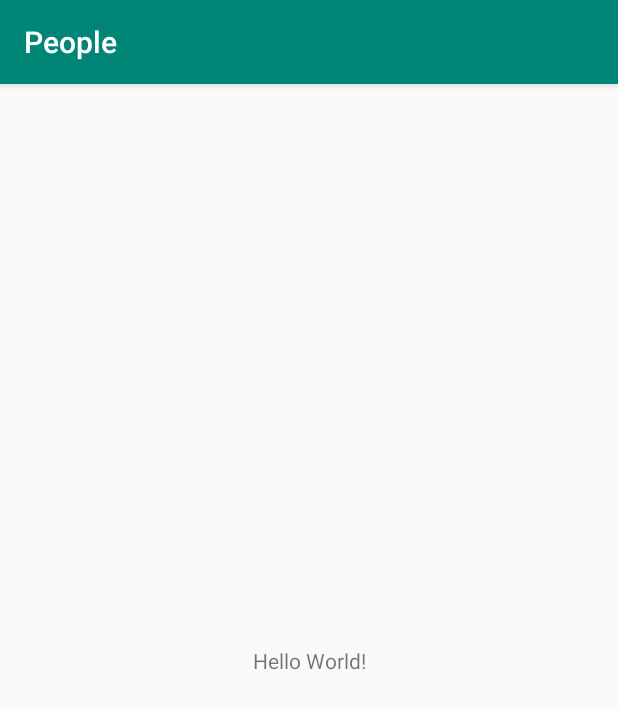
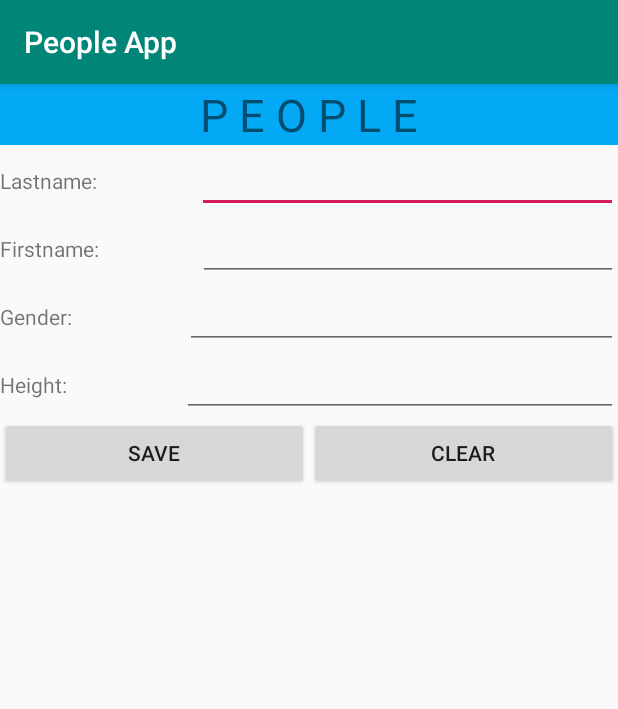
Before and after one commit to Javacream/org.javacream.training.android, an Android app: the screen it shows after launch (MainActivity), on a phone screen of 412 x 824 dp. Shown: the top 709 px of the screen. Run offline under Robolectric (Android 15) with nearby library versions, the phone set to English and light mode, and no system bars.

Commit message:
implement static UI for person input

```diff
--- a/app/src/main/res/layout/activity_main.xml
+++ b/app/src/main/res/layout/activity_main.xml
@@ -1,18 +1,139 @@
 <?xml version="1.0" encoding="utf-8"?>
-<androidx.constraintlayout.widget.ConstraintLayout xmlns:android="http://schemas.android.com/apk/res/android"
-    xmlns:app="http://schemas.android.com/apk/res-auto"
-    xmlns:tools="http://schemas.android.com/tools"
+<LinearLayout xmlns:android="http://schemas.android.com/apk/res/android"
     android:layout_width="match_parent"
     android:layout_height="match_parent"
-    tools:context=".MainActivity">
+    android:orientation="vertical">
+
 
     <TextView
-        android:layout_width="wrap_content"
+        android:layout_width="match_parent"
         android:layout_height="wrap_content"
-        android:text="Hello World!"
-        app:layout_constraintBottom_toBottomOf="parent"
-        app:layout_constraintLeft_toLeftOf="parent"
-        app:layout_constraintRight_toRightOf="parent"
-        app:layout_constraintTop_toTopOf="parent" />
+        android:background="#03A9F4"
+        android:ems="10"
+        android:gravity="center"
+        android:inputType="textPersonName"
+        android:text="@string/caption"
+        android:textSize="30sp" />
 
-</androidx.constraintlayout.widget.ConstraintLayout>
+    <LinearLayout
+        android:layout_width="match_parent"
+        android:layout_height="wrap_content"
+        android:orientation="horizontal">
+
+
+        <TextView
+            android:id="@+id/lastnameLabel"
+            android:layout_width="wrap_content"
+            android:layout_height="wrap_content"
+            android:layout_weight="1"
+            android:text="@string/labelLastname"
+            android:labelFor="@id/lastnameInput"
+            />
+
+        <EditText
+            android:id="@+id/lastnameInput"
+            android:layout_width="wrap_content"
+            android:layout_height="wrap_content"
+            android:layout_weight="1"
+            android:ems="10"
+            android:inputType="text"
+            />
+    </LinearLayout>
+
+    <LinearLayout
+        android:layout_width="match_parent"
+        android:layout_height="wrap_content"
+        android:orientation="horizontal">
+        <TextView
+            android:id="@+id/firstnameLabel"
+            android:layout_width="wrap_content"
+            android:layout_height="wrap_content"
+            android:layout_weight="1"
+            android:text="@string/labelFirstname"
+            android:labelFor="@id/firstnameInput"
+
+            />
+
+        <EditText
+            android:id="@+id/firstnameInput"
+            android:layout_width="wrap_content"
+            android:layout_height="wrap_content"
+            android:layout_weight="1"
+            android:ems="10"
+            android:inputType="text"
+            />
+
+
+    </LinearLayout>
+
+    <LinearLayout
+        android:layout_width="match_parent"
+        android:layout_height="wrap_content"
+        android:orientation="horizontal">
+        <TextView
+            android:id="@+id/genderLabel"
+            android:layout_width="wrap_content"
+            android:layout_height="wrap_content"
+            android:layout_weight="1"
+            android:text="@string/labelGender"
+            android:labelFor="@id/genderInput"
+
+            />
+        <EditText
+            android:id="@+id/genderInput"
+            android:layout_width="wrap_content"
+            android:layout_height="wrap_content"
+            android:layout_weight="1"
+            android:ems="10"
+            android:inputType="text"
+            />
+
+
+    </LinearLayout>
+
+    <LinearLayout
+        android:layout_width="match_parent"
+        android:layout_height="wrap_content"
+        android:orientation="horizontal">
+        <TextView
+            android:id="@+id/heightLabel"
+            android:layout_width="wrap_content"
+            android:layout_height="wrap_content"
+            android:layout_weight="1"
+            android:text="@string/labelHeight"
+            android:labelFor="@id/heightInput"
+            />
+        <EditText
+            android:id="@+id/heightInput"
+            android:layout_width="wrap_content"
+            android:layout_height="wrap_content"
+            android:layout_weight="1"
+            android:ems="10"
+            android:inputType="text"
+            />
+
+
+    </LinearLayout>
+
+    <LinearLayout
+        android:layout_width="match_parent"
+        android:layout_height="wrap_content"
+        android:orientation="horizontal">
+
+        <Button
+            android:id="@+id/saveButton"
+            android:layout_width="wrap_content"
+            android:layout_height="wrap_content"
+            android:layout_weight="1"
+            android:onClick="handleSave"
+            android:text="@string/buttonSave" />
+        <Button
+            android:id="@+id/resetButton"
+            android:layout_width="wrap_content"
+            android:layout_height="wrap_content"
+            android:layout_weight="1"
+            android:text="@string/buttonReset"
+            />
+    </LinearLayout>
+
+</LinearLayout>
--- a/app/src/main/res/values/strings.xml
+++ b/app/src/main/res/values/strings.xml
@@ -1,3 +1,10 @@
 <resources>
-    <string name="app_name">People</string>
+    <string name="app_name">People App</string>
+    <string name="labelLastname">Lastname:</string>
+    <string name="labelGender">Gender:</string>
+    <string name="labelHeight">Height:</string>
+    <string name="buttonSave">Save</string>
+    <string name="buttonReset">Clear</string>
+    <string name="labelFirstname">Firstname:</string>
+    <string name="caption">P E O P L E</string>
 </resources>
```
